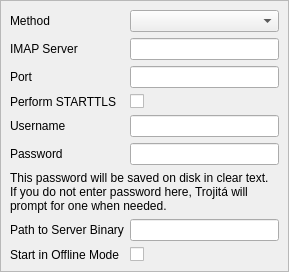
Before: the Qt Designer form src/Gui/SettingsImapPage.ui in jktjkt/trojita, drawn with Qt 5.
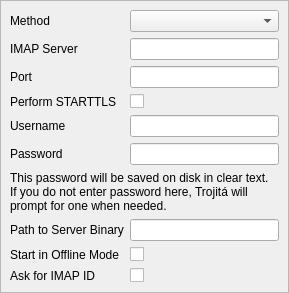
After: the same form once the commit is applied.

Commit message: Configure sending of the IDs in the settings dialog

Patch:
```diff
--- a/src/Gui/SettingsImapPage.ui
+++ b/src/Gui/SettingsImapPage.ui
@@ -205,6 +205,29 @@
       </property>
      </widget>
     </item>
+    <item row="9" column="1">
+     <widget class="QCheckBox" name="imapEnableId">
+      <property name="toolTip">
+       <string>&lt;!DOCTYPE HTML PUBLIC &quot;-//W3C//DTD HTML 4.0//EN&quot; &quot;http://www.w3.org/TR/REC-html40/strict.dtd&quot;&gt;
+&lt;html&gt;&lt;head&gt;&lt;meta name=&quot;qrichtext&quot; content=&quot;1&quot; /&gt;&lt;style type=&quot;text/css&quot;&gt;
+p, li { white-space: pre-wrap; }
+&lt;/style&gt;&lt;/head&gt;&lt;body style=&quot; font-family:'DejaVu Sans'; font-size:8pt; font-weight:400; font-style:normal;&quot;&gt;
+&lt;p style=&quot; margin-top:0px; margin-bottom:0px; margin-left:0px; margin-right:0px; -qt-block-indent:0; text-indent:0px;&quot;&gt;If checked, Trojitá will send the &lt;span style=&quot; font-family:'Courier New,courier';&quot;&gt;ID&lt;/span&gt; IMAP command to the remote server. &lt;/p&gt;
+&lt;p style=&quot;-qt-paragraph-type:empty; margin-top:0px; margin-bottom:0px; margin-left:0px; margin-right:0px; -qt-block-indent:0; text-indent:0px;&quot;&gt;&lt;/p&gt;
+&lt;p style=&quot; margin-top:0px; margin-bottom:0px; margin-left:0px; margin-right:0px; -qt-block-indent:0; text-indent:0px;&quot;&gt;The command contains information about the name of the program speaking the IMAP protocol along with some basic information for statistics, like the program version.&lt;/p&gt;&lt;/body&gt;&lt;/html&gt;</string>
+      </property>
+      <property name="text">
+       <string/>
+      </property>
+     </widget>
+    </item>
+    <item row="9" column="0">
+     <widget class="QLabel" name="imapEnableIdLabel">
+      <property name="text">
+       <string>Ask for IMAP ID</string>
+      </property>
+     </widget>
+    </item>
    </layout>
   </widget>
  </widget>
```
The commit also changes 4 other files.
